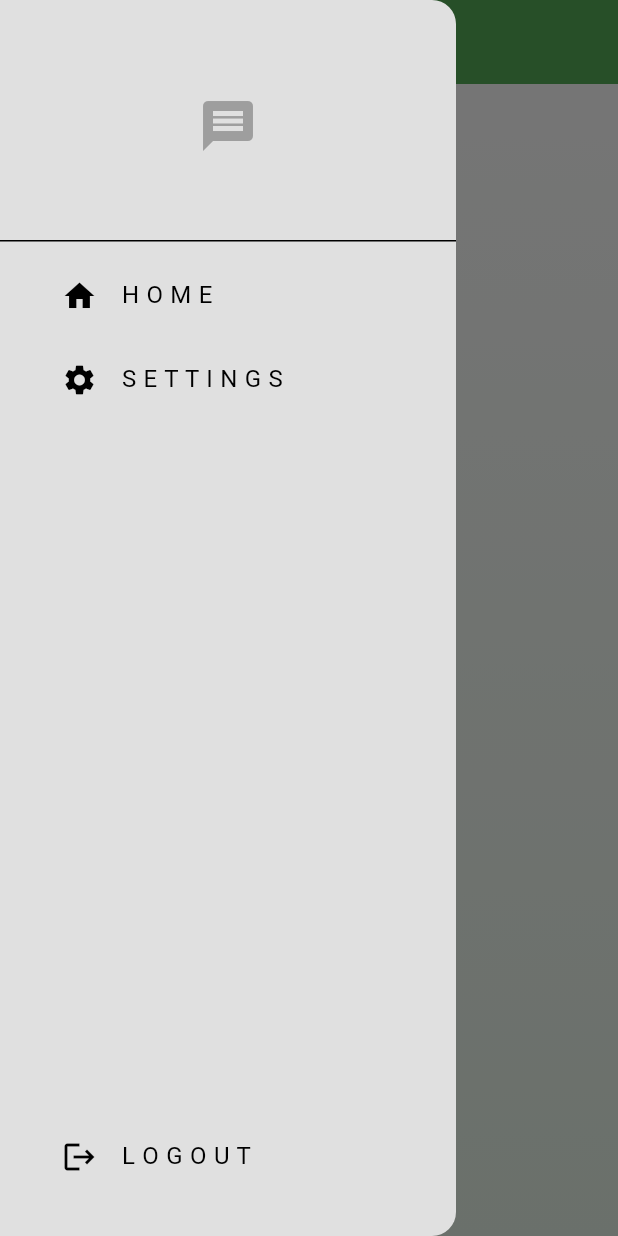
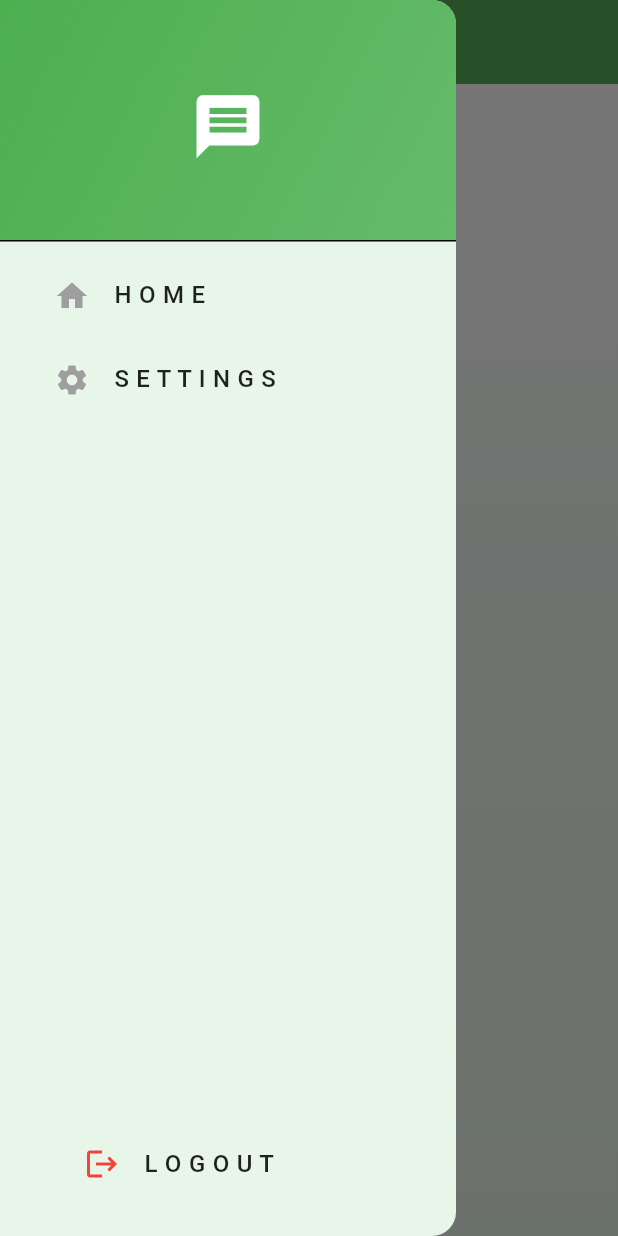
Before and after one commit to mkabdulazees56/flutte_chat_app_firbase, a Flutter app: the screen it shows once a user with an empty profile is signed in, with the side drawer open, on a phone screen of 412 x 824 dp. Run offline on Flutter 3.47's test engine with Material 3 defaults, Android fonts, the light colour scheme and no system bars; our stand-ins replace cloud_firestore, firebase_auth, firebase_core; accounts and stored records are empty.

Commit message:
Update my_drawer.dart

```diff
--- a/lib/components/my_drawer.dart
+++ b/lib/components/my_drawer.dart
@@ -8,7 +8,7 @@ class MyDrawer extends StatelessWidget {
   const MyDrawer({super.key});
 
   void logout() {
-    // get auth services
+    // Get auth services
     final _auth = AuthService();
     _auth.signOut();
   }
@@ -16,57 +16,97 @@ class MyDrawer extends StatelessWidget {
   @override
   Widget build(BuildContext context) {
     return Drawer(
-        backgroundColor: Theme.of(context).colorScheme.background,
+      backgroundColor: Colors.green.shade50,
       child: Column(
         mainAxisAlignment: MainAxisAlignment.spaceBetween,
         children: [
           Column(
             children: [
+              // Drawer Header with Icon
               DrawerHeader(
+                decoration: BoxDecoration(
+                  gradient: LinearGradient(
+                    colors: [Colors.green, Colors.green.shade400],
+                    begin: Alignment.topLeft,
+                    end: Alignment.bottomRight,
+                  ),
+                ),
                 child: Center(
                   child: Icon(
                     Icons.message,
-                      color: Theme.of(context).colorScheme.primary,
-                      size: 40,
+                    color: Colors.white,
+                    size: 50,
                   ),
                 ),
               ),
-                Padding(
-                  padding: const EdgeInsets.only(left: 25),
-                  child: ListTile(
-                    leading: Icon(Icons.home),
-                    title: Text('H O M E'),
+
+              // Home ListTile
+              _buildDrawerItem(
+                context,
+                icon: Icons.home,
+                label: 'H O M E',
                 onTap: () {
                   Navigator.pop(context);
                 },
               ),
-                ),
-                Padding(
-                  padding: const EdgeInsets.only(left: 25),
-                  child: ListTile(
-                    leading: Icon(Icons.settings),
-                    title: Text('S E T T I N G S'),
+
+              // Settings ListTile
+              _buildDrawerItem(
+                context,
+                icon: Icons.settings,
+                label: 'S E T T I N G S',
                 onTap: () {
-                      // pop the drawer
                   Navigator.pop(context);
                   Navigator.push(
                     context,
                     MaterialPageRoute(
-                              builder: (context) => SettingsPage()));
+                      builder: (context) => SettingsPage(),
+                    ),
+                  );
                 },
+              ),
+            ],
+          ),
+
+          // Logout ListTile
+          Padding(
+            padding: const EdgeInsets.only(left: 20, bottom: 20),
+            child: _buildDrawerItem(
+              context,
+              icon: Icons.logout,
+              label: 'L O G O U T',
+              onTap: logout,
+              color: Colors.red,
             ),
           ),
         ],
       ),
-            Padding(
-              padding: const EdgeInsets.only(left: 25, bottom: 25),
+    );
+  }
+
+  // Helper method to build drawer items
+  Widget _buildDrawerItem(BuildContext context,
+      {required IconData icon,
+      required String label,
+      required VoidCallback onTap,
+      Color? color}) {
+    return Padding(
+      padding: const EdgeInsets.symmetric(horizontal: 20),
       child: ListTile(
-                leading: Icon(Icons.logout),
-                title: Text('L O G O U T'),
-                onTap: logout,
+        leading: Icon(
+          icon,
+          color: color ?? Theme.of(context).colorScheme.primary,
+        ),
+        title: Text(
+          label,
+          style: TextStyle(
+            fontSize: 16,
+            color: Colors.black87,
+            fontWeight: FontWeight.w500,
           ),
         ),
-          ],
-        ));
+        onTap: onTap,
+      ),
+    );
   }
 }
```
Lines whose indentation alone changed are shown as unchanged.
